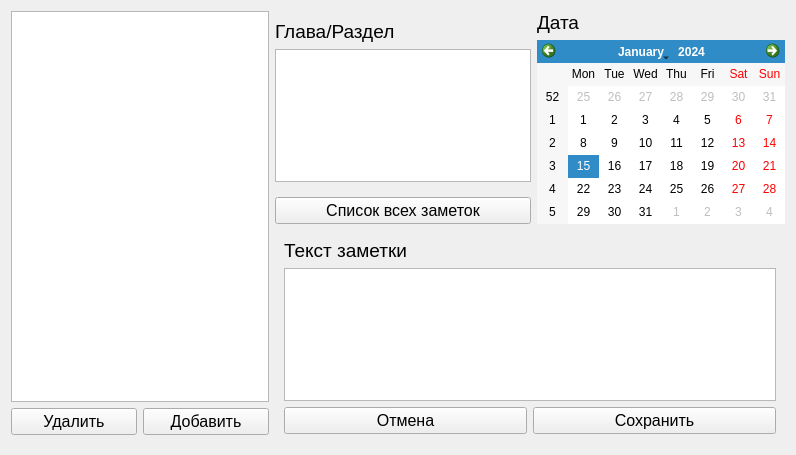
Qt form src/diary/iteminfoform.ui (Vladimirsky555/Books) before a commit.
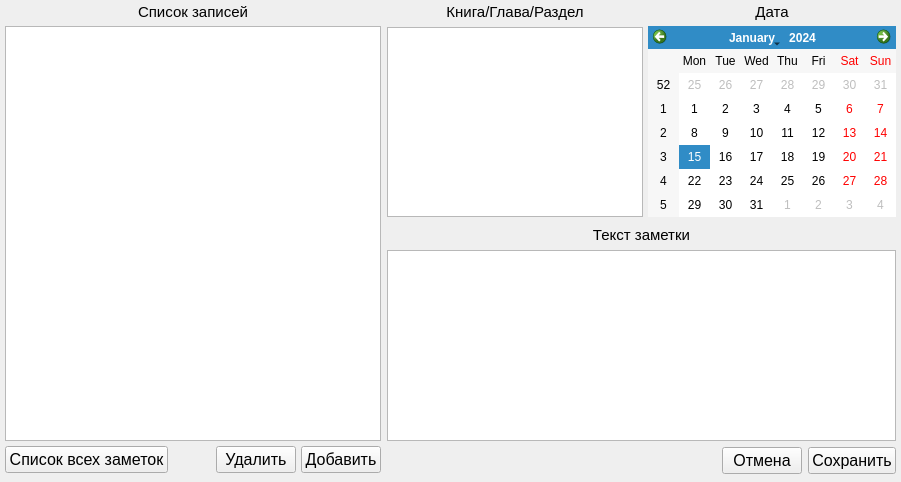
The same form after that commit. Icons and pictures are not drawn.

Patch:
```diff
--- a/src/diary/iteminfoform.ui
+++ b/src/diary/iteminfoform.ui
@@ -6,8 +6,8 @@
    <rect>
     <x>0</x>
     <y>0</y>
-    <width>796</width>
-    <height>455</height>
+    <width>901</width>
+    <height>482</height>
    </rect>
   </property>
   <property name="windowTitle">
@@ -18,22 +18,77 @@
     <normaloff>:/images/edit.png</normaloff>:/images/edit.png</iconset>
   </property>
   <layout class="QHBoxLayout" name="horizontalLayout_4">
+   <property name="leftMargin">
+    <number>5</number>
+   </property>
+   <property name="topMargin">
+    <number>3</number>
+   </property>
+   <property name="rightMargin">
+    <number>5</number>
+   </property>
+   <property name="bottomMargin">
+    <number>0</number>
+   </property>
    <item>
     <layout class="QVBoxLayout" name="verticalLayout_6">
+     <property name="spacing">
+      <number>5</number>
+     </property>
      <property name="bottomMargin">
       <number>9</number>
      </property>
      <item>
-      <widget class="QListWidget" name="lstUsers">
+      <widget class="QLabel" name="label_4">
        <property name="font">
         <font>
-         <pointsize>12</pointsize>
+         <pointsize>11</pointsize>
+        </font>
+       </property>
+       <property name="text">
+        <string>Список записей</string>
+       </property>
+       <property name="alignment">
+        <set>Qt::AlignCenter</set>
+       </property>
+      </widget>
+     </item>
+     <item>
+      <widget class="QListWidget" name="lstNotes">
+       <property name="font">
+        <font>
+         <pointsize>9</pointsize>
         </font>
        </property>
       </widget>
      </item>
      <item>
       <layout class="QHBoxLayout" name="horizontalLayout_3">
+       <item>
+        <widget class="QPushButton" name="btnList">
+         <property name="font">
+          <font>
+           <pointsize>12</pointsize>
+          </font>
+         </property>
+         <property name="text">
+          <string>Список всех заметок</string>
+         </property>
+        </widget>
+       </item>
+       <item>
+        <spacer name="horizontalSpacer_2">
+         <property name="orientation">
+          <enum>Qt::Horizontal</enum>
+         </property>
+         <property name="sizeHint" stdset="0">
+          <size>
+           <width>40</width>
+           <height>20</height>
+          </size>
+         </property>
+        </spacer>
+       </item>
        <item>
         <widget class="QPushButton" name="btnRemove">
          <property name="font">
@@ -74,6 +129,9 @@
    </item>
    <item>
     <layout class="QVBoxLayout" name="verticalLayout_5">
+     <property name="spacing">
+      <number>0</number>
+     </property>
      <property name="bottomMargin">
       <number>1</number>
      </property>
@@ -81,24 +139,36 @@
       <layout class="QHBoxLayout" name="horizontalLayout_2">
        <item>
         <layout class="QVBoxLayout" name="verticalLayout_3">
+         <property name="spacing">
+          <number>0</number>
+         </property>
          <item>
           <widget class="QWidget" name="widget_2" native="true">
            <layout class="QVBoxLayout" name="verticalLayout_2">
             <property name="leftMargin">
              <number>0</number>
             </property>
+            <property name="topMargin">
+             <number>0</number>
+            </property>
             <property name="rightMargin">
              <number>0</number>
             </property>
+            <property name="bottomMargin">
+             <number>0</number>
+            </property>
             <item>
              <widget class="QLabel" name="label">
               <property name="font">
                <font>
-                <pointsize>14</pointsize>
+                <pointsize>11</pointsize>
                </font>
               </property>
               <property name="text">
-               <string>Глава/Раздел</string>
+               <string>Книга/Глава/Раздел</string>
+              </property>
+              <property name="alignment">
+               <set>Qt::AlignCenter</set>
               </property>
              </widget>
             </item>
@@ -106,7 +176,7 @@
              <widget class="QPlainTextEdit" name="edtTheme">
               <property name="font">
                <font>
-                <pointsize>12</pointsize>
+                <pointsize>10</pointsize>
                </font>
               </property>
              </widget>
@@ -114,32 +184,29 @@
            </layout>
           </widget>
          </item>
-         <item>
-          <widget class="QPushButton" name="pushButton">
-           <property name="font">
-            <font>
-             <pointsize>12</pointsize>
-            </font>
-           </property>
-           <property name="text">
-            <string>Список всех заметок</string>
-           </property>
-          </widget>
-         </item>
         </layout>
        </item>
        <item>
         <layout class="QVBoxLayout" name="verticalLayout_4">
+         <property name="spacing">
+          <number>5</number>
+         </property>
+         <property name="leftMargin">
+          <number>5</number>
+         </property>
          <item>
           <widget class="QLabel" name="label_2">
            <property name="font">
             <font>
-             <pointsize>14</pointsize>
+             <pointsize>11</pointsize>
             </font>
            </property>
            <property name="text">
             <string>Дата</string>
            </property>
+           <property name="alignment">
+            <set>Qt::AlignCenter</set>
+           </property>
           </widget>
          </item>
          <item>
@@ -152,29 +219,57 @@
      <item>
       <widget class="QWidget" name="widget" native="true">
        <layout class="QVBoxLayout" name="verticalLayout">
+        <property name="leftMargin">
+         <number>0</number>
+        </property>
+        <property name="rightMargin">
+         <number>0</number>
+        </property>
+        <property name="bottomMargin">
+         <number>7</number>
+        </property>
         <item>
          <widget class="QLabel" name="label_3">
           <property name="font">
            <font>
-            <pointsize>14</pointsize>
+            <pointsize>11</pointsize>
            </font>
           </property>
           <property name="text">
            <string>Текст заметки</string>
           </property>
+          <property name="alignment">
+           <set>Qt::AlignCenter</set>
+          </property>
          </widget>
         </item>
         <item>
          <widget class="QPlainTextEdit" name="edtText">
           <property name="font">
            <font>
-            <pointsize>12</pointsize>
+            <pointsize>11</pointsize>
            </font>
           </property>
          </widget>
         </item>
         <item>
          <layout class="QHBoxLayout" name="horizontalLayout">
+          <property name="spacing">
+           <number>6</number>
+          </property>
+          <item>
+           <spacer name="horizontalSpacer">
+            <property name="orientation">
+             <enum>Qt::Horizontal</enum>
+            </property>
+            <property name="sizeHint" stdset="0">
+             <size>
+              <width>40</width>
+              <height>20</height>
+             </size>
+            </property>
+           </spacer>
+          </item>
           <item>
            <widget class="QPushButton" name="btnCancel">
             <property name="font">
```
Left out of the diff: 6 changed lines with no effect on the pictures.
